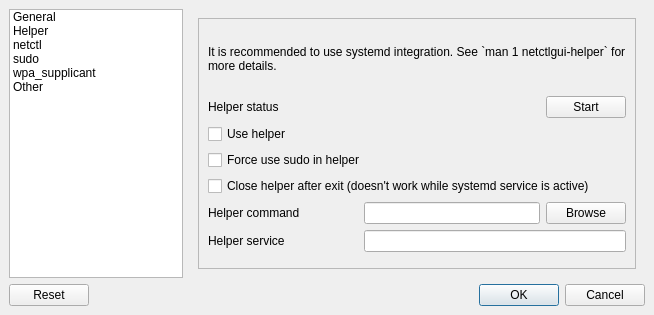
This is sources/gui/src/settingswindow.ui in arcan1s/netctl-gui as Qt 5 draws it before an edit. The edited form follows.
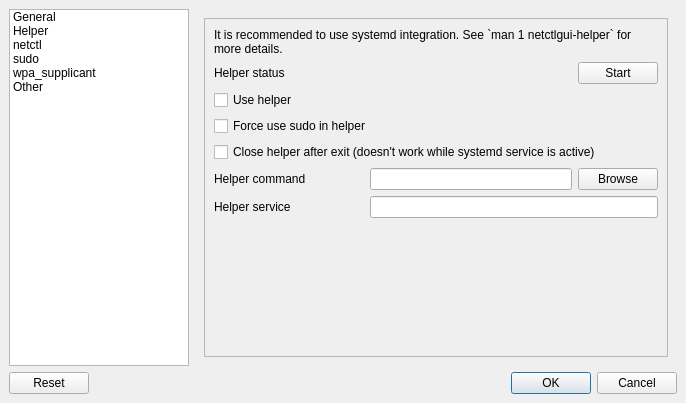
This is the edited form. The open tabs and pages were chosen to show the change. Icons and pictures are not drawn.

What changed in the file:
```diff
--- a/sources/gui/src/settingswindow.ui
+++ b/sources/gui/src/settingswindow.ui
@@ -6,8 +6,8 @@
    <rect>
     <x>0</x>
     <y>0</y>
-    <width>654</width>
-    <height>315</height>
+    <width>686</width>
+    <height>403</height>
    </rect>
   </property>
   <property name="windowTitle">
@@ -211,8 +211,8 @@
               <rect>
                <x>0</x>
                <y>0</y>
-               <width>438</width>
-               <height>254</height>
+               <width>470</width>
+               <height>342</height>
               </rect>
              </property>
              <layout class="QVBoxLayout" name="verticalLayout_13">
@@ -352,6 +352,12 @@
                 <property name="orientation">
                  <enum>Qt::Vertical</enum>
                 </property>
+                <property name="sizeHint" stdset="0">
+                 <size>
+                  <width>20</width>
+                  <height>40</height>
+                 </size>
+                </property>
                </spacer>
               </item>
              </layout>
```
Left out of the diff: 8 changed lines with no effect on the pictures.
